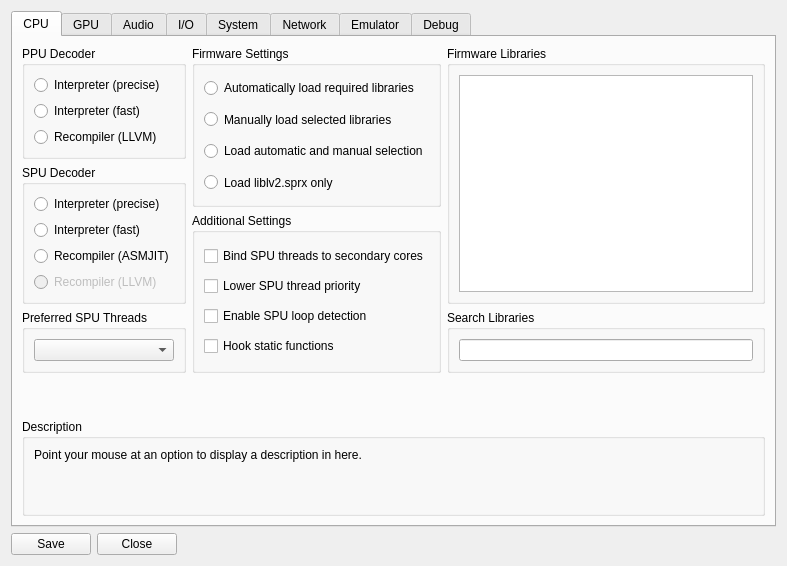
Before: the Qt Designer form rpcs3/rpcs3qt/settings_dialog.ui in RPCS3/rpcs3, drawn with Qt 5.
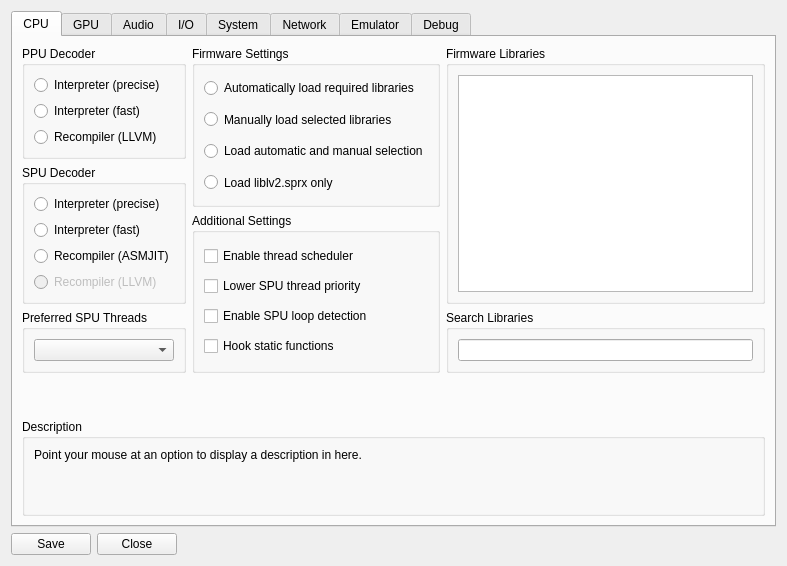
After: the same form once the commit is applied. The open tabs and pages were chosen to show the change. Icons and pictures are not drawn.

Commit message: cell/scheduler: Manage thread placement depending on cpu hardware

```diff
--- a/rpcs3/rpcs3qt/settings_dialog.ui
+++ b/rpcs3/rpcs3qt/settings_dialog.ui
@@ -209,7 +209,7 @@
               <item>
                <widget class="QCheckBox" name="bindSPUThreads">
                 <property name="text">
-                 <string>Bind SPU threads to secondary cores</string>
+                 <string>Enable thread scheduler</string>
                 </property>
                </widget>
               </item>
```
Left out of the diff: 2 changed lines with no effect on the pictures. The commit also changes 12 other files.
